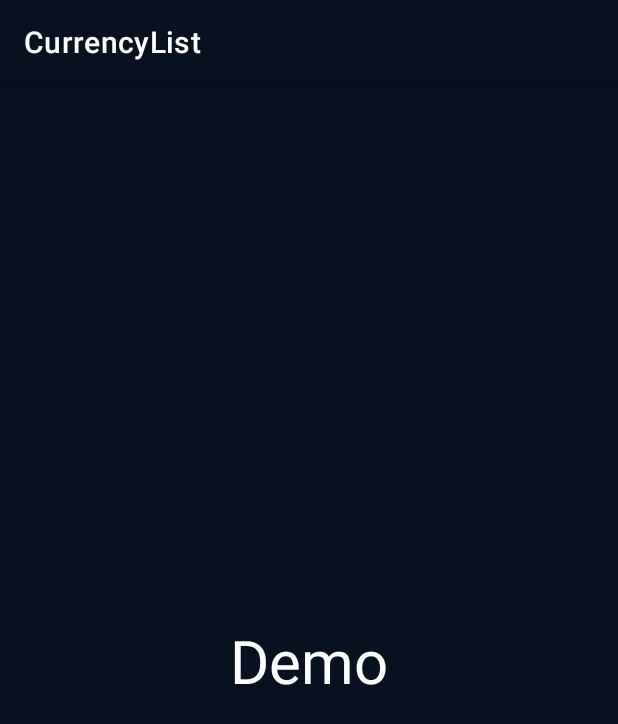
After one commit to DickyHK/Demo, an Android app: the SplashActivity screen opened directly, with no data from a screen before it, on a phone screen of 412 x 824 dp. The commit adds this screen. Shown: the top 724 px of the screen. Run offline under Robolectric (Android 15) with nearby library versions, the phone set to English and light mode, and no system bars; our stand-ins replace RxJava.

Commit message:
add a splash screen

```diff
--- a/CurrencyList/app/src/main/AndroidManifest.xml
+++ b/CurrencyList/app/src/main/AndroidManifest.xml
@@ -10,7 +10,7 @@
         android:supportsRtl="true"
         android:theme="@style/Theme.CurrencyList">
         <activity
-            android:name=".DemoActivity"
+            android:name=".activity.SplashActivity"
             android:exported="true">
             <intent-filter>
                 <action android:name="android.intent.action.MAIN" />
@@ -18,6 +18,8 @@
                 <category android:name="android.intent.category.LAUNCHER" />
             </intent-filter>
         </activity>
+
+        <activity android:name=".activity.DemoActivity"/>
     </application>
 
 </manifest>
--- /dev/null
+++ b/CurrencyList/app/src/main/java/com/demo/currencylist/activity/SplashActivity.kt
@@ -0,0 +1,36 @@
+package com.demo.currencylist.activity
+
+import android.content.Intent
+import android.os.Bundle
+import androidx.appcompat.app.AppCompatActivity
+import androidx.databinding.DataBindingUtil
+import androidx.lifecycle.ViewModelProvider
+import com.demo.currencylist.R
+import com.demo.currencylist.viewModel.DemoActivityViewModel
+import com.demo.currencylist.viewModel.SplashActivityViewModel
+import io.reactivex.disposables.CompositeDisposable
+import io.reactivex.rxkotlin.addTo
+
+class SplashActivity : AppCompatActivity() {
+
+    lateinit var viewModel : SplashActivityViewModel
+    lateinit var disposable: CompositeDisposable
+
+    override fun onCreate(savedInstanceState: Bundle?) {
+        super.onCreate(savedInstanceState)
+        setContentView(R.layout.activity_splash)
+
+        viewModel = ViewModelProvider(this).get(SplashActivityViewModel::class.java)
+        disposable = CompositeDisposable()
+
+        subscribe()
+        viewModel.start()
+    }
+
+    private fun subscribe(){
+        viewModel.finishLoadingEvent.subscribe{
+            val intent = Intent(this, DemoActivity::class.java)
+            startActivity(intent)
+        }.addTo(disposable)
+    }
+}
--- a/CurrencyList/app/src/main/java/com/demo/currencylist/repo/CurrencyRepository.kt
+++ b/CurrencyList/app/src/main/java/com/demo/currencylist/repo/CurrencyRepository.kt
@@ -6,20 +6,32 @@ import com.demo.currencylist.dataModel.CurrencyInfo
 import com.demo.currencylist.utils.CommonUtil
 import com.google.gson.Gson
 import com.google.gson.reflect.TypeToken
+import io.reactivex.Observable
+import io.reactivex.android.schedulers.AndroidSchedulers
+import io.reactivex.schedulers.Schedulers
+import org.json.JSONException
 
 object CurrencyRepository {
 
-    private fun retrieveCurrencyList(context : Context) : ArrayList<CurrencyInfo>{
-        val jsonString = CommonUtil.getJsonFromAssets(context, "currencies.json")
-        Log.i("CurrencyRepository.CurrencyJson: ", jsonString?:"")
-        val gson = Gson()
-        val type = object : TypeToken<List<CurrencyInfo>>() {}.type
-        var currencies = gson.fromJson<List<CurrencyInfo>>(jsonString, type)
-        return ArrayList(currencies)
+    fun retrieveCurrencyList(context : Context) : Observable<Unit>{
+        return Observable.create { emitter ->
+            try {
+                val jsonString = CommonUtil.getJsonFromAssets(context, "currencies.json")
+                Log.i("CurrencyRepository.CurrencyJson: ", jsonString?:"")
+                val gson = Gson()
+                val type = object : TypeToken<List<CurrencyInfo>>() {}.type
+                var currencies = gson.fromJson<List<CurrencyInfo>>(jsonString, type)
+                emitter.onNext(Unit)
+                emitter.onComplete()
+            } catch (e: JSONException) {
+                e.printStackTrace()
+                emitter.onError(Throwable("Cannot retrieve currency list"))
+            }
+        }
     }
 
     fun getCurrencyList(context: Context): ArrayList<CurrencyInfo> {
-        val list = retrieveCurrencyList(context)
+        val list = ArrayList<CurrencyInfo>()
         return list
     }
 }
--- /dev/null
+++ b/CurrencyList/app/src/main/java/com/demo/currencylist/viewModel/SplashActivityViewModel.kt
@@ -0,0 +1,35 @@
+package com.demo.currencylist.viewModel
+
+import android.app.Application
+import androidx.lifecycle.AndroidViewModel
+import com.demo.currencylist.dataModel.CurrencyInfo
+import com.demo.currencylist.repo.CurrencyRepository
+import io.reactivex.android.schedulers.AndroidSchedulers
+import io.reactivex.disposables.CompositeDisposable
+import io.reactivex.rxkotlin.addTo
+import io.reactivex.schedulers.Schedulers
+import io.reactivex.subjects.PublishSubject
+
+class SplashActivityViewModel(application: Application) : AndroidViewModel(application) {
+
+    val disposable: CompositeDisposable by lazy {
+        CompositeDisposable()
+    }
+    val finishLoadingEvent = PublishSubject.create<Unit>()
+
+    fun start(){
+        CurrencyRepository.retrieveCurrencyList(getApplication())
+            .subscribeOn(Schedulers.newThread())
+            .observeOn(AndroidSchedulers.mainThread())
+            .subscribe({
+                finishLoadingEvent.onNext(Unit)
+            }, {
+                it.printStackTrace()
+            }).addTo(disposable)
+    }
+
+    override fun onCleared() {
+        super.onCleared()
+        disposable.clear()
+    }
+}
--- a/CurrencyList/app/src/main/res/layout/activity_main.xml
+++ b/CurrencyList/app/src/main/res/layout/activity_main.xml
@@ -19,7 +19,7 @@
         android:layout_width="match_parent"
         android:layout_height="match_parent"
         android:orientation="vertical"
-        tools:context=".DemoActivity">
+        tools:context=".activity.DemoActivity">
 
         <FrameLayout
             android:id="@+id/container"
--- /dev/null
+++ b/CurrencyList/app/src/main/res/layout/activity_splash.xml
@@ -0,0 +1,19 @@
+<?xml version="1.0" encoding="utf-8"?>
+<androidx.constraintlayout.widget.ConstraintLayout xmlns:android="http://schemas.android.com/apk/res/android"
+    android:layout_width="match_parent"
+    android:layout_height="match_parent"
+    xmlns:app="http://schemas.android.com/apk/res-auto"
+    android:background="@color/colorPrimary">
+
+    <TextView
+        android:layout_width="wrap_content"
+        android:layout_height="wrap_content"
+        android:text="Demo"
+        android:textColor="@color/white"
+        android:textSize="40sp"
+        app:layout_constraintTop_toTopOf="parent"
+        app:layout_constraintBottom_toBottomOf="parent"
+        app:layout_constraintLeft_toLeftOf="parent"
+        app:layout_constraintRight_toRightOf="parent"/>
+
+</androidx.constraintlayout.widget.ConstraintLayout>
```
Also changed, not shown: CurrencyList/app/src/main/java/com/demo/currencylist/activity/DemoActivity.kt (renamed from CurrencyList/app/src/main/java/com/demo/currencylist/DemoActivity.kt, +2 -5 lines).
